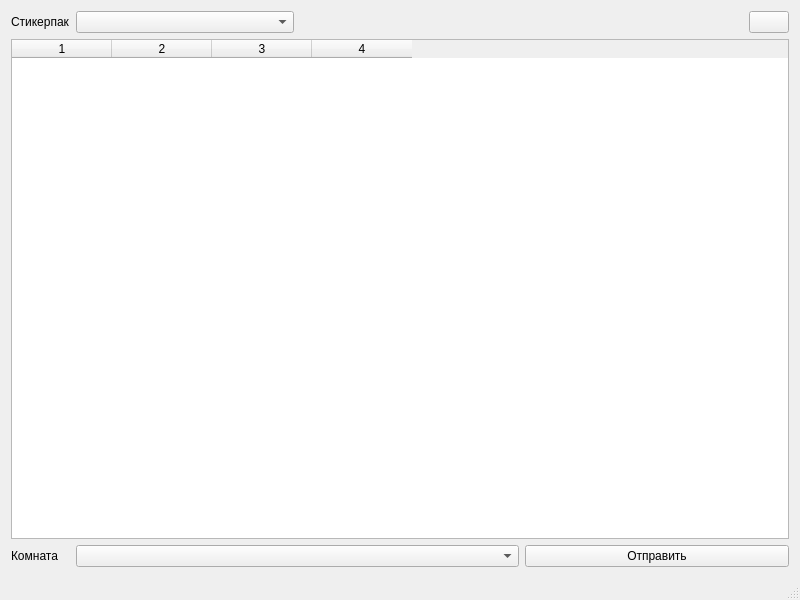
This is mainwindow.ui in rkfg/mxstickers as Qt 5 draws it before an edit. The edited form follows.
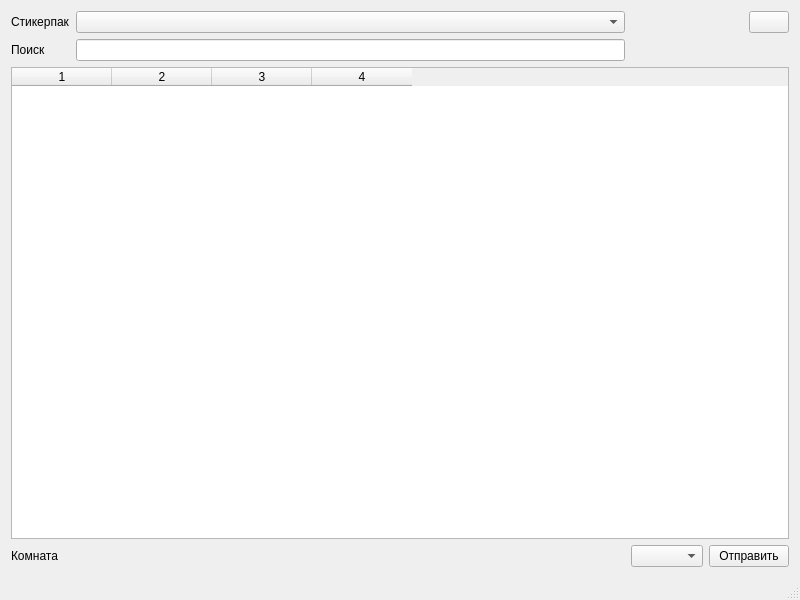
This is the edited form. Icons and pictures are not drawn.

Commit message: Allow sticker filtering. Fixes #1.

What changed in the file:
```diff
--- a/mainwindow.ui
+++ b/mainwindow.ui
@@ -22,7 +22,7 @@
       </property>
      </widget>
     </item>
-    <item row="2" column="2" colspan="2">
+    <item row="3" column="3" colspan="2">
      <widget class="QComboBox" name="cb_rooms">
       <property name="sizePolicy">
        <sizepolicy hsizetype="Preferred" vsizetype="Preferred">
@@ -32,7 +32,7 @@
       </property>
      </widget>
     </item>
-    <item row="2" column="1">
+    <item row="3" column="1">
      <widget class="QLabel" name="l_room">
       <property name="sizePolicy">
        <sizepolicy hsizetype="Maximum" vsizetype="Preferred">
@@ -45,10 +45,7 @@
       </property>
      </widget>
     </item>
-    <item row="0" column="2">
-     <widget class="QComboBox" name="cb_stickerpack"/>
-    </item>
-    <item row="0" column="5">
+    <item row="0" column="6">
      <widget class="QPushButton" name="b_preferences">
       <property name="sizePolicy">
        <sizepolicy hsizetype="Fixed" vsizetype="Fixed">
@@ -68,7 +65,7 @@
       </property>
      </widget>
     </item>
-    <item row="1" column="1" colspan="5">
+    <item row="2" column="1" colspan="6">
      <widget class="QTableWidget" name="tableWidget">
       <property name="selectionMode">
        <enum>QAbstractItemView::SingleSelection</enum>
@@ -88,7 +85,7 @@
       <column/>
      </widget>
     </item>
-    <item row="2" column="4" colspan="2">
+    <item row="3" column="5" colspan="2">
      <widget class="QPushButton" name="b_send">
       <property name="sizePolicy">
        <sizepolicy hsizetype="Preferred" vsizetype="Preferred">
@@ -105,6 +102,19 @@
       </property>
      </widget>
     </item>
+    <item row="1" column="2">
+     <widget class="QLineEdit" name="le_filter"/>
+    </item>
+    <item row="1" column="1">
+     <widget class="QLabel" name="l_filter">
+      <property name="text">
+       <string>Поиск</string>
+      </property>
+     </widget>
+    </item>
+    <item row="0" column="2">
+     <widget class="QComboBox" name="cb_stickerpack"/>
+    </item>
    </layout>
   </widget>
   <widget class="QStatusBar" name="statusBar"/>
```
The commit also changes 2 other files.
